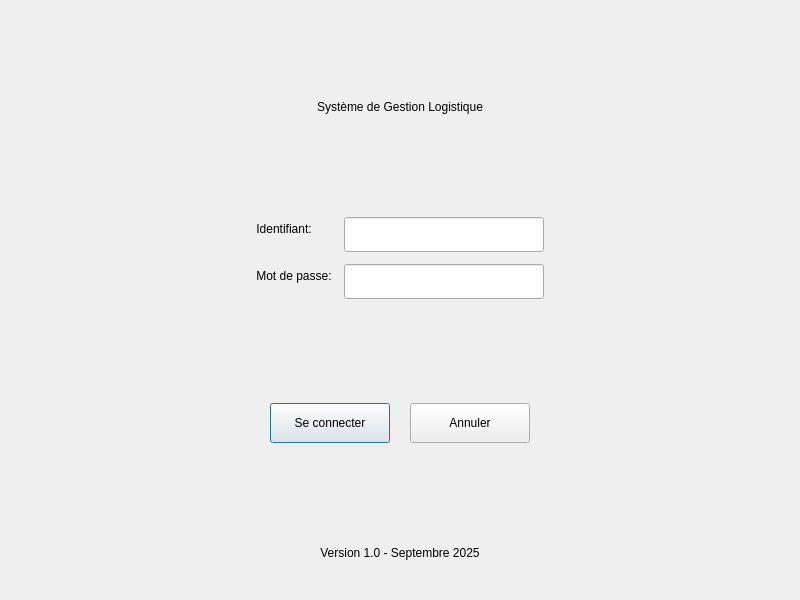
Above: logindialog.ui from Nadhir13/projet_logi before the change. Below: the same form after it.
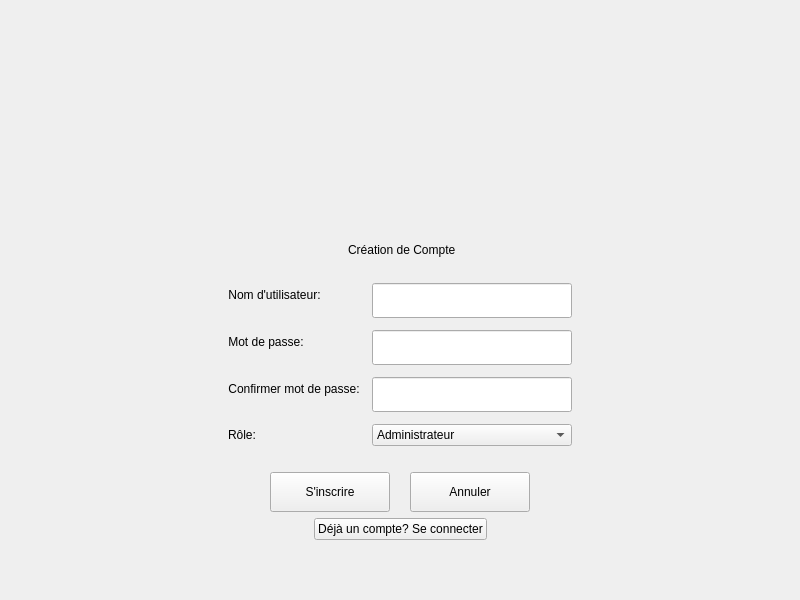
That is the form after the change. The open tabs and pages were chosen to show the change.

Commit message: added sign up and user interface and logout button and gave each actor it's oawn space when loggin in I'M AWESOMEgit add .

What changed in the file:
```diff
--- a/logindialog.ui
+++ b/logindialog.ui
@@ -31,15 +31,22 @@
      <property name="sizeHint" stdset="0">
       <size>
        <width>20</width>
-       <height>80</height>
+       <height>40</height>
       </size>
      </property>
     </spacer>
    </item>
    <item>
+    <widget class="QStackedWidget" name="stackedWidget">
+     <property name="currentIndex">
+      <number>0</number>
+     </property>
+     <widget class="QWidget" name="loginPage">
+      <layout class="QVBoxLayout" name="verticalLayout_2">
+       <item alignment="Qt::AlignmentFlag::AlignHCenter">
     <widget class="QLabel" name="label">
      <property name="text">
-      <string>Système de Gestion Logistique</string>
+          <string>           Système de Gestion Logistique          </string>
      </property>
      <property name="alignment">
       <set>Qt::AlignCenter</set>
@@ -54,7 +61,7 @@
      <property name="sizeHint" stdset="0">
       <size>
        <width>20</width>
-       <height>50</height>
+           <height>30</height>
       </size>
      </property>
     </spacer>
@@ -79,7 +86,10 @@
      </item>
      <item>
       <layout class="QFormLayout" name="formLayout">
-       <property name="spacing">
+           <property name="horizontalSpacing">
+            <number>12</number>
+           </property>
+           <property name="verticalSpacing">
         <number>12</number>
        </property>
        <item row="0" column="0">
@@ -156,7 +166,7 @@
      <property name="sizeHint" stdset="0">
       <size>
        <width>20</width>
-       <height>40</height>
+           <height>30</height>
       </size>
      </property>
     </spacer>
@@ -173,7 +183,7 @@
        </property>
        <property name="sizeHint" stdset="0">
         <size>
-         <width>200</width>
+             <width>150</width>
          <height>20</height>
         </size>
        </property>
@@ -208,7 +218,44 @@
      <item>
       <spacer name="horizontalSpacer_2">
        <property name="orientation">
-        <enum>Qt::Horizontal</enum>
+            <enum>Qt::Orientation::Horizontal</enum>
+           </property>
+           <property name="sizeHint" stdset="0">
+            <size>
+             <width>150</width>
+             <height>20</height>
+            </size>
+           </property>
+          </spacer>
+         </item>
+        </layout>
+       </item>
+       <item>
+        <layout class="QHBoxLayout" name="horizontalLayout_2">
+         <item>
+          <spacer name="horizontalSpacer_3">
+           <property name="orientation">
+            <enum>Qt::Orientation::Horizontal</enum>
+           </property>
+           <property name="sizeHint" stdset="0">
+            <size>
+             <width>200</width>
+             <height>20</height>
+            </size>
+           </property>
+          </spacer>
+         </item>
+         <item>
+          <widget class="QPushButton" name="btnSwitchToSignup">
+           <property name="text">
+            <string>Créer un nouveau compte</string>
+           </property>
+          </widget>
+         </item>
+         <item>
+          <spacer name="horizontalSpacer_4">
+           <property name="orientation">
+            <enum>Qt::Orientation::Horizontal</enum>
        </property>
        <property name="sizeHint" stdset="0">
         <size>
@@ -228,29 +275,319 @@
      <property name="sizeHint" stdset="0">
       <size>
        <width>20</width>
-       <height>60</height>
+           <height>40</height>
       </size>
      </property>
     </spacer>
    </item>
-   <item>
+       <item alignment="Qt::AlignmentFlag::AlignHCenter">
     <widget class="QLabel" name="lblVersion">
      <property name="text">
-      <string>Version 1.0 - Septembre 2025</string>
+          <string>       Version 1.0 - Septembre 2025      </string>
      </property>
      <property name="alignment">
       <set>Qt::AlignCenter</set>
      </property>
     </widget>
    </item>
+      </layout>
+     </widget>
+     <widget class="QWidget" name="signupPage">
+      <layout class="QVBoxLayout" name="verticalLayout_3">
+       <item alignment="Qt::AlignmentFlag::AlignHCenter">
+        <widget class="QLabel" name="label_2">
+         <property name="text">
+          <string>           Création de Compte          </string>
+         </property>
+         <property name="alignment">
+          <set>Qt::AlignmentFlag::AlignCenter</set>
+         </property>
+        </widget>
+       </item>
    <item>
-    <widget class="QLabel" name="lblBackground">
-     <property name="visible">
-      <bool>false</bool>
-     </property>
+        <spacer name="verticalSpacerMiddle1_2">
+         <property name="orientation">
+          <enum>Qt::Orientation::Vertical</enum>
+         </property>
+         <property name="sizeHint" stdset="0">
+          <size>
+           <width>20</width>
+           <height>20</height>
+          </size>
+         </property>
+        </spacer>
+       </item>
+       <item>
+        <layout class="QHBoxLayout" name="horizontalLayoutCenter_2">
+         <property name="spacing">
+          <number>20</number>
+         </property>
+         <item>
+          <spacer name="horizontalSpacerLeft_2">
+           <property name="orientation">
+            <enum>Qt::Orientation::Horizontal</enum>
+           </property>
+           <property name="sizeHint" stdset="0">
+            <size>
+             <width>100</width>
+             <height>20</height>
+            </size>
+           </property>
+          </spacer>
+         </item>
+         <item>
+          <layout class="QFormLayout" name="formLayout_2">
+           <property name="horizontalSpacing">
+            <number>12</number>
+           </property>
+           <property name="verticalSpacing">
+            <number>12</number>
+           </property>
+           <item row="0" column="0">
+            <widget class="QLabel" name="lblSignupUsername">
      <property name="text">
-      <string/>
-     </property>
+              <string>Nom d'utilisateur:</string>
+             </property>
+             <property name="alignment">
+              <set>Qt::AlignmentFlag::AlignCenter</set>
+             </property>
+            </widget>
+           </item>
+           <item row="0" column="1">
+            <widget class="QLineEdit" name="leSignupUsername">
+             <property name="minimumSize">
+              <size>
+               <width>200</width>
+               <height>35</height>
+              </size>
+             </property>
+             <property name="alignment">
+              <set>Qt::AlignmentFlag::AlignCenter</set>
+             </property>
+            </widget>
+           </item>
+           <item row="1" column="0">
+            <widget class="QLabel" name="lblSignupPassword">
+             <property name="text">
+              <string>Mot de passe:</string>
+             </property>
+             <property name="alignment">
+              <set>Qt::AlignmentFlag::AlignCenter</set>
+             </property>
+            </widget>
+           </item>
+           <item row="1" column="1">
+            <widget class="QLineEdit" name="leSignupPassword">
+             <property name="minimumSize">
+              <size>
+               <width>200</width>
+               <height>35</height>
+              </size>
+             </property>
+             <property name="echoMode">
+              <enum>QLineEdit::EchoMode::Password</enum>
+             </property>
+             <property name="alignment">
+              <set>Qt::AlignmentFlag::AlignCenter</set>
+             </property>
+            </widget>
+           </item>
+           <item row="2" column="0">
+            <widget class="QLabel" name="lblConfirmPassword">
+             <property name="text">
+              <string>Confirmer mot de passe:</string>
+             </property>
+             <property name="alignment">
+              <set>Qt::AlignmentFlag::AlignCenter</set>
+             </property>
+            </widget>
+           </item>
+           <item row="2" column="1">
+            <widget class="QLineEdit" name="leConfirmPassword">
+             <property name="minimumSize">
+              <size>
+               <width>200</width>
+               <height>35</height>
+              </size>
+             </property>
+             <property name="echoMode">
+              <enum>QLineEdit::EchoMode::Password</enum>
+             </property>
+             <property name="alignment">
+              <set>Qt::AlignmentFlag::AlignCenter</set>
+             </property>
+            </widget>
+           </item>
+           <item row="3" column="0">
+            <widget class="QLabel" name="lblRole">
+             <property name="text">
+              <string>Rôle:</string>
+             </property>
+             <property name="alignment">
+              <set>Qt::AlignmentFlag::AlignCenter</set>
+             </property>
+            </widget>
+           </item>
+           <item row="3" column="1">
+            <widget class="QComboBox" name="cbRole">
+             <item>
+              <property name="text">
+               <string>Administrateur</string>
+              </property>
+             </item>
+             <item>
+              <property name="text">
+               <string>Gestionnaire</string>
+              </property>
+             </item>
+             <item>
+              <property name="text">
+               <string>Livreur</string>
+              </property>
+             </item>
+            </widget>
+           </item>
+          </layout>
+         </item>
+         <item>
+          <spacer name="horizontalSpacerRight_2">
+           <property name="orientation">
+            <enum>Qt::Orientation::Horizontal</enum>
+           </property>
+           <property name="sizeHint" stdset="0">
+            <size>
+             <width>100</width>
+             <height>20</height>
+            </size>
+           </property>
+          </spacer>
+         </item>
+        </layout>
+       </item>
+       <item>
+        <spacer name="verticalSpacerMiddle2_2">
+         <property name="orientation">
+          <enum>Qt::Orientation::Vertical</enum>
+         </property>
+         <property name="sizeHint" stdset="0">
+          <size>
+           <width>20</width>
+           <height>20</height>
+          </size>
+         </property>
+        </spacer>
+       </item>
+       <item>
+        <layout class="QHBoxLayout" name="horizontalLayout_3">
+         <property name="spacing">
+          <number>20</number>
+         </property>
+         <item>
+          <spacer name="horizontalSpacer_5">
+           <property name="orientation">
+            <enum>Qt::Orientation::Horizontal</enum>
+           </property>
+           <property name="sizeHint" stdset="0">
+            <size>
+             <width>120</width>
+             <height>20</height>
+            </size>
+           </property>
+          </spacer>
+         </item>
+         <item>
+          <widget class="QPushButton" name="btnSignup">
+           <property name="minimumSize">
+            <size>
+             <width>120</width>
+             <height>40</height>
+            </size>
+           </property>
+           <property name="text">
+            <string>S'inscrire</string>
+           </property>
+          </widget>
+         </item>
+         <item>
+          <widget class="QPushButton" name="btnCancelSignup">
+           <property name="minimumSize">
+            <size>
+             <width>120</width>
+             <height>40</height>
+            </size>
+           </property>
+           <property name="text">
+            <string>Annuler</string>
+           </property>
+          </widget>
+         </item>
+         <item>
+          <spacer name="horizontalSpacer_6">
+           <property name="orientation">
+            <enum>Qt::Orientation::Horizontal</enum>
+           </property>
+           <property name="sizeHint" stdset="0">
+            <size>
+             <width>120</width>
+             <height>20</height>
+            </size>
+           </property>
+          </spacer>
+         </item>
+        </layout>
+       </item>
+       <item>
+        <layout class="QHBoxLayout" name="horizontalLayout_4">
+         <item>
+          <spacer name="horizontalSpacer_7">
+           <property name="orientation">
+            <enum>Qt::Orientation::Horizontal</enum>
+           </property>
+           <property name="sizeHint" stdset="0">
+            <size>
+             <width>200</width>
+             <height>20</height>
+            </size>
+           </property>
+          </spacer>
+         </item>
+         <item>
+          <widget class="QPushButton" name="btnSwitchToLogin">
+           <property name="text">
+            <string>Déjà un compte? Se connecter</string>
+           </property>
+          </widget>
+         </item>
+         <item>
+          <spacer name="horizontalSpacer_8">
+           <property name="orientation">
+            <enum>Qt::Orientation::Horizontal</enum>
+           </property>
+           <property name="sizeHint" stdset="0">
+            <size>
+             <width>200</width>
+             <height>20</height>
+            </size>
+           </property>
+          </spacer>
+         </item>
+        </layout>
+       </item>
+       <item>
+        <spacer name="verticalSpacerBottom_2">
+         <property name="orientation">
+          <enum>Qt::Orientation::Vertical</enum>
+         </property>
+         <property name="sizeHint" stdset="0">
+          <size>
+           <width>20</width>
+           <height>40</height>
+          </size>
+         </property>
+        </spacer>
+       </item>
+      </layout>
+     </widget>
     </widget>
    </item>
   </layout>
```
Left out of the diff: 51 changed lines with no effect on the pictures. Lines whose indentation alone changed are shown as unchanged. The commit also changes 47 other files.
